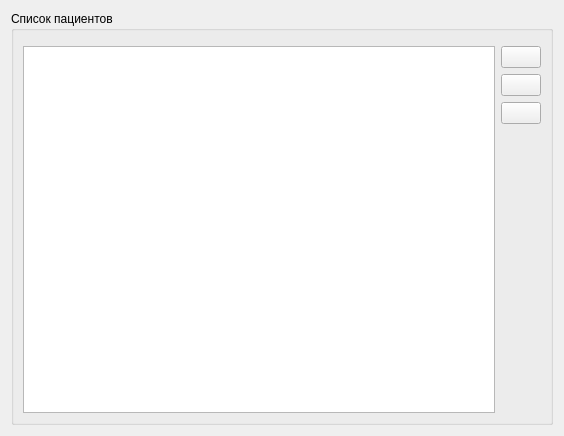
Before: the Qt Designer form src/patients/mainpatientswidget.ui in megakoko/m-system, drawn with Qt 5.
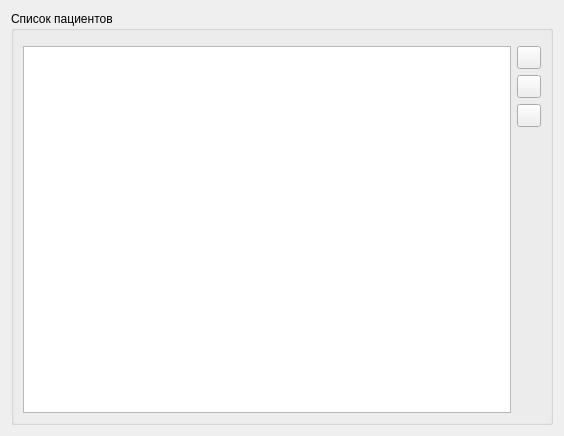
After: the same form once the commit is applied. Custom widgets are drawn as their Qt base class.

Commit message: Поменял класс кнопкой с иконками с QPushButton на QToolButton.

What changed in the file:
```diff
--- a/src/patients/mainpatientswidget.ui
+++ b/src/patients/mainpatientswidget.ui
@@ -42,7 +42,7 @@
       <item row="1" column="1">
        <layout class="QVBoxLayout" name="verticalLayout">
         <item>
-         <widget class="QPushButton" name="m_addPatient">
+		 <widget class="QToolButton" name="m_addPatient">
           <property name="toolTip">
            <string>Добавить пациента</string>
           </property>
@@ -52,7 +52,7 @@
          </widget>
         </item>
         <item>
-         <widget class="QPushButton" name="m_editPatient">
+		 <widget class="QToolButton" name="m_editPatient">
           <property name="toolTip">
            <string>Редактировать информацию о пациенте</string>
           </property>
@@ -62,7 +62,7 @@
          </widget>
         </item>
         <item>
-         <widget class="QPushButton" name="m_deletePatient">
+		 <widget class="QToolButton" name="m_deletePatient">
           <property name="toolTip">
            <string>Удалить информацию о пациенте</string>
           </property>
```
The commit also changes 11 other files.
